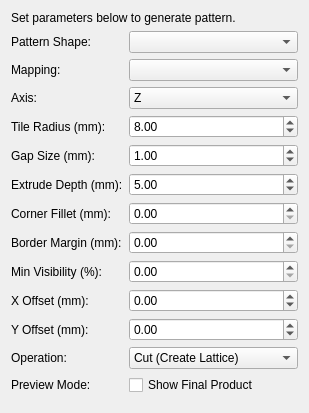
Old version of the form freecad/latticegen/resources/ui/lattice_panel.ui in the repository saltchicken/LatticeGen.
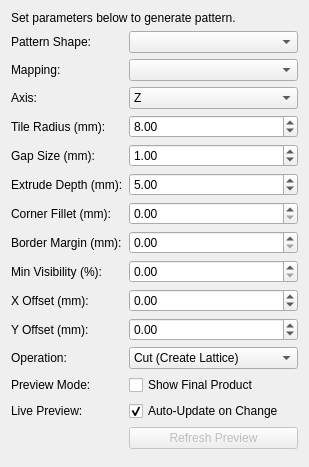
New version of the form.

Commit message: Add ability to turn off auto preview update

```diff
--- a/freecad/latticegen/resources/ui/lattice_panel.ui
+++ b/freecad/latticegen/resources/ui/lattice_panel.ui
@@ -53,6 +53,20 @@
        <property name="text"><string>Show Final Product</string></property>
       </widget>
      </item>
+     <item row="13" column="0"><widget class="QLabel"><property name="text"><string>Live Preview:</string></property></widget></item>
+     <item row="13" column="1">
+      <widget class="QCheckBox" name="auto_update_check">
+       <property name="text"><string>Auto-Update on Change</string></property>
+       <property name="checked"><bool>true</bool></property>
+      </widget>
+     </item>
+     <item row="14" column="0"><widget class="QLabel"><property name="text"><string></string></property></widget></item>
+     <item row="14" column="1">
+      <widget class="QPushButton" name="refresh_button">
+       <property name="text"><string>Refresh Preview</string></property>
+       <property name="enabled"><bool>false</bool></property>
+      </widget>
+     </item>
     </layout>
    </item>
    <item><spacer><property name="orientation"><enum>Qt::Vertical</enum></property></spacer></item>
```
The commit also changes 1 other file.
